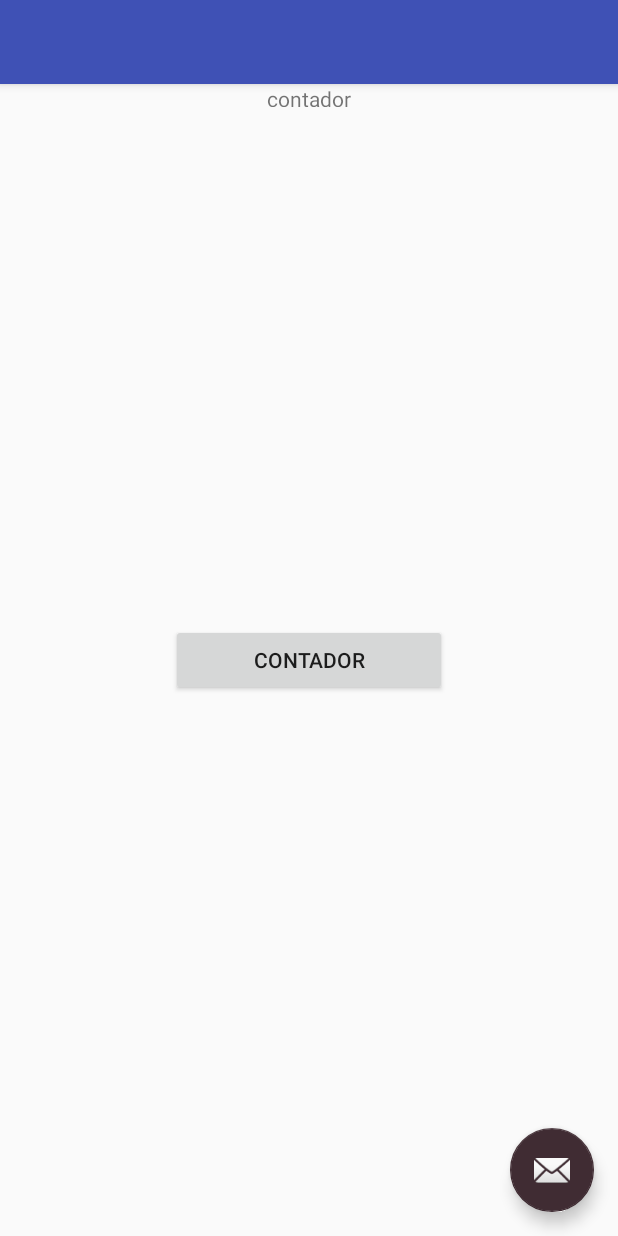
After one commit to Avill2/ejemplo-android, an Android app: the layout activity_ciclo_de_vida.xml on its own in the app's theme, with its tools: preview values and no code run, on a phone screen of 412 x 824 dp. The commit adds this screen. Run offline under Robolectric (Android 15) with nearby library versions, the phone set to English and light mode, and no system bars.

```diff
--- a/app/src/main/java/com/example/dga_g/myapplication/Usuario.kt
+++ b/app/src/main/java/com/example/dga_g/myapplication/Usuario.kt
@@ -1,7 +1,9 @@
 package com.example.dga_g.myapplication
 
+import android.os.Parcel
+
 //en la parte de arriba se pone el constructor
-class Usuario (var nombre:String, var apellido:String,var colorFavorito:String){
+class Usuario (var nombre: Parcel, var apellido:String, var colorFavorito:String){
 
     //es para q se pueda mostrar lo que nosotros queremos
     override fun toString(): String{
--- /dev/null
+++ b/app/src/main/res/layout/activity_ciclo_de_vida.xml
@@ -0,0 +1,33 @@
+<?xml version="1.0" encoding="utf-8"?>
+<android.support.design.widget.CoordinatorLayout xmlns:android="http://schemas.android.com/apk/res/android"
+    xmlns:app="http://schemas.android.com/apk/res-auto"
+    xmlns:tools="http://schemas.android.com/tools"
+    android:layout_width="match_parent"
+    android:layout_height="match_parent"
+    tools:context=".cicloDeVida">
+
+    <android.support.design.widget.AppBarLayout
+        android:layout_width="match_parent"
+        android:layout_height="wrap_content"
+        android:theme="@style/AppTheme.AppBarOverlay">
+
+        <android.support.v7.widget.Toolbar
+            android:id="@+id/toolbar"
+            android:layout_width="match_parent"
+            android:layout_height="?attr/actionBarSize"
+            android:background="?attr/colorPrimary"
+            app:popupTheme="@style/AppTheme.PopupOverlay" />
+
+    </android.support.design.widget.AppBarLayout>
+
+    <include layout="@layout/content_ciclo_de_vida" />
+
+    <android.support.design.widget.FloatingActionButton
+        android:id="@+id/fab"
+        android:layout_width="wrap_content"
+        android:layout_height="wrap_content"
+        android:layout_gravity="bottom|end"
+        android:layout_margin="@dimen/fab_margin"
+        app:srcCompat="@android:drawable/ic_dialog_email" />
+
+</android.support.design.widget.CoordinatorLayout>
--- /dev/null
+++ b/app/src/main/res/layout/content_ciclo_de_vida.xml
@@ -0,0 +1,39 @@
+<?xml version="1.0" encoding="utf-8"?>
+<android.support.constraint.ConstraintLayout xmlns:android="http://schemas.android.com/apk/res/android"
+    xmlns:app="http://schemas.android.com/apk/res-auto"
+    xmlns:tools="http://schemas.android.com/tools"
+    android:layout_width="match_parent"
+    android:layout_height="match_parent"
+    app:layout_behavior="@string/appbar_scrolling_view_behavior"
+    tools:context=".cicloDeVida"
+    tools:showIn="@layout/activity_ciclo_de_vida">
+
+    <Button
+        android:id="@+id/button_contador"
+        android:layout_width="184dp"
+        android:layout_height="wrap_content"
+        android:layout_marginBottom="8dp"
+        android:layout_marginEnd="8dp"
+        android:layout_marginLeft="8dp"
+        android:layout_marginRight="8dp"
+        android:layout_marginStart="8dp"
+        android:layout_marginTop="8dp"
+        android:text="contador"
+        app:layout_constraintBottom_toBottomOf="parent"
+        app:layout_constraintEnd_toEndOf="parent"
+        app:layout_constraintStart_toStartOf="parent"
+        app:layout_constraintTop_toTopOf="parent" />
+
+    <TextView
+        android:id="@+id/text_view_contador"
+        android:layout_width="wrap_content"
+        android:layout_height="15dp"
+        android:layout_marginEnd="8dp"
+        android:layout_marginLeft="8dp"
+        android:layout_marginRight="8dp"
+        android:layout_marginStart="8dp"
+        android:text="contador"
+        app:layout_constraintEnd_toEndOf="@+id/button_contador"
+        app:layout_constraintStart_toStartOf="@+id/button_contador"
+        tools:layout_editor_absoluteY="103dp" />
+</android.support.constraint.ConstraintLayout>
--- /dev/null
+++ b/app/src/main/res/menu/main.xml
@@ -0,0 +1,3 @@
+<?xml version="1.0" encoding="utf-8"?>
+<menu xmlns:android="http://schemas.android.com/apk/res/android">
+</menu>
--- a/app/src/main/res/values/strings.xml
+++ b/app/src/main/res/values/strings.xml
@@ -5,4 +5,7 @@
     <string name="title_activity_main2">Main2Activity</string>
     <string name="title_activity_main3">Main3Activity</string>
     <string name="title_activity_main5">Main5Activity</string>
+    <string name="title_activity_ciclo_de_vida">cicloDeVida</string>
+    <string name="title_activity_muny">MunyActivity</string>
+    <string name="title_activity_dialogo">dialogoActivity</string>
 </resources>
```
Also changed, not shown: app/src/main/AndroidManifest.xml (+12 -0 lines), app/src/main/java/com/example/dga_g/myapplication/MainActivity.kt (+14 -0 lines), app/src/main/java/com/example/dga_g/myapplication/MunyActivity.kt (added, +22 -0 lines), app/src/main/java/com/example/dga_g/myapplication/UusuarioPacerlable.kt (added, +51 -0 lines), app/src/main/java/com/example/dga_g/myapplication/cicloDeVida.kt (added, +93 -0 lines), app/src/main/java/com/example/dga_g/myapplication/dialogoActivity.kt (added, +22 -0 lines), app/src/main/res/layout/activity_dialogo.xml (added, +33 -0 lines), app/src/main/res/layout/activity_main.xml (+24 -0 lines), app/src/main/res/layout/activity_muny.xml (added, +33 -0 lines), app/src/main/res/layout/content_dialogo.xml (added, +11 -0 lines), app/src/main/res/layout/content_muny.xml (added, +18 -0 lines), app/src/main/res/menu/context_menu.xml (added, +22 -0 lines), app/src/main/res/menu/options_menu.xml (added, +47 -0 lines), app/src/main/res/menu/popup_menu.xml (added, +16 -0 lines), 1 more files.
